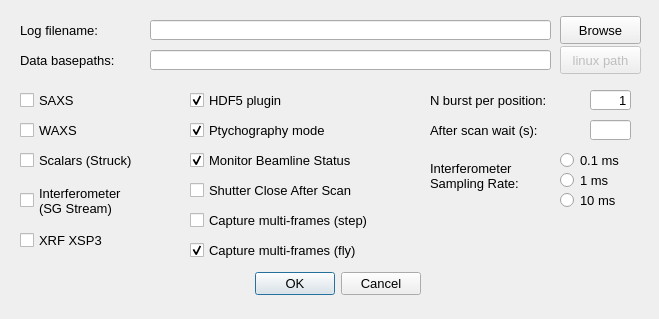
Byeongdulee/ptychoSAXS, file gui/setup_configuration.ui: the form before one commit.
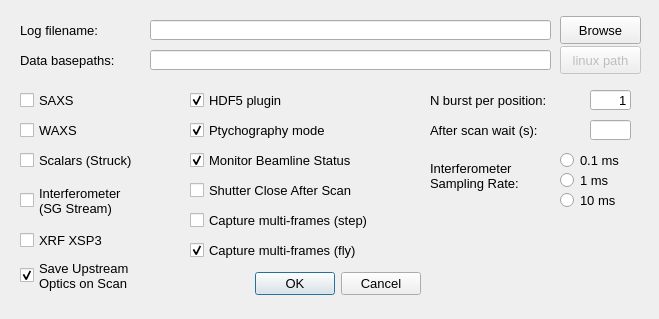
The form after the commit.

Commit message:
Add interferometer scatter plot, CSV scan table, SAXS det mode buttons; misc fixes
- Added interferometer X-Z scatter plot in status handler
- Added CSV scan summary table (scan_handler)
- Added buttons to control SAXS detector mode
- Added upstream optics positions (BS, ZP, OSA) to CSV log on scan
- Added fly blur estimate dialog (pushButton_checkFlyBlur)
- Added Save Upstream Optics on Scan checkbox to setup dialog
- Various small fixes across rungui, UI files, dg645, motions, tools

```diff
--- a/gui/setup_configuration.ui
+++ b/gui/setup_configuration.ui
@@ -486,6 +486,28 @@
     <bool>true</bool>
    </property>
   </widget>
+  <widget class="QCheckBox" name="checkBox_usOpticsScanSave">
+   <property name="geometry">
+    <rect>
+     <x>20</x>
+     <y>260</y>
+     <width>151</width>
+     <height>31</height>
+    </rect>
+   </property>
+   <property name="font">
+    <font>
+     <pointsize>10</pointsize>
+    </font>
+   </property>
+   <property name="text">
+    <string>Save Upstream
+Optics on Scan</string>
+   </property>
+   <property name="checked">
+    <bool>true</bool>
+   </property>
+  </widget>
  </widget>
  <resources/>
  <connections>
```
The commit also changes 19 other files.
